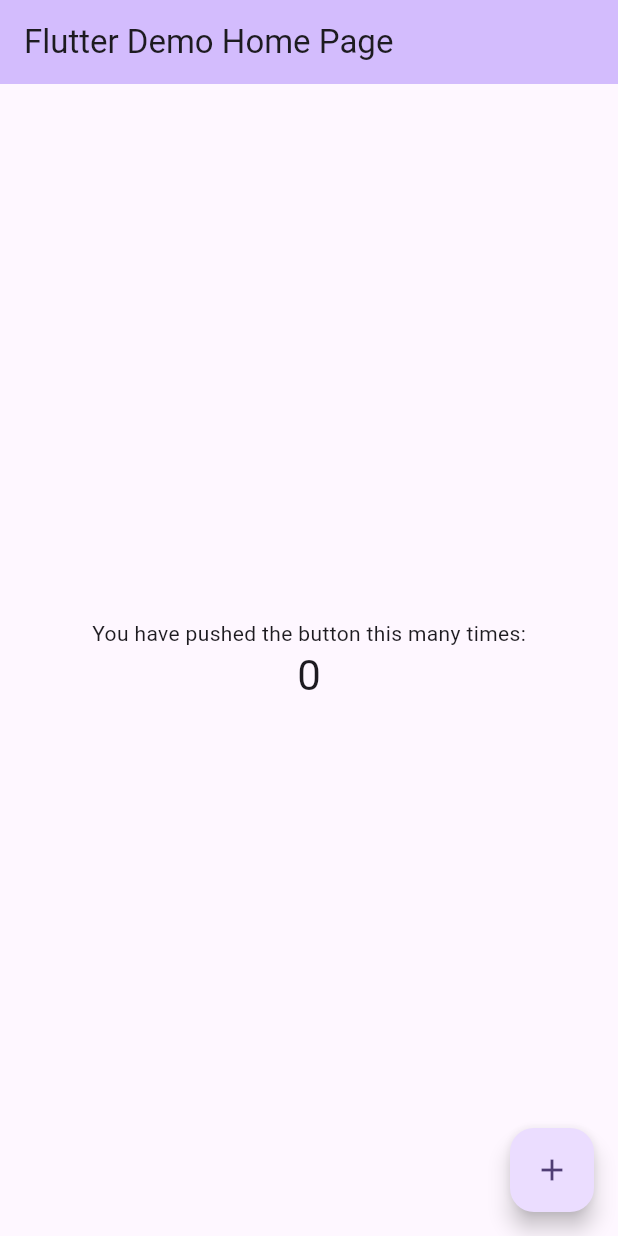
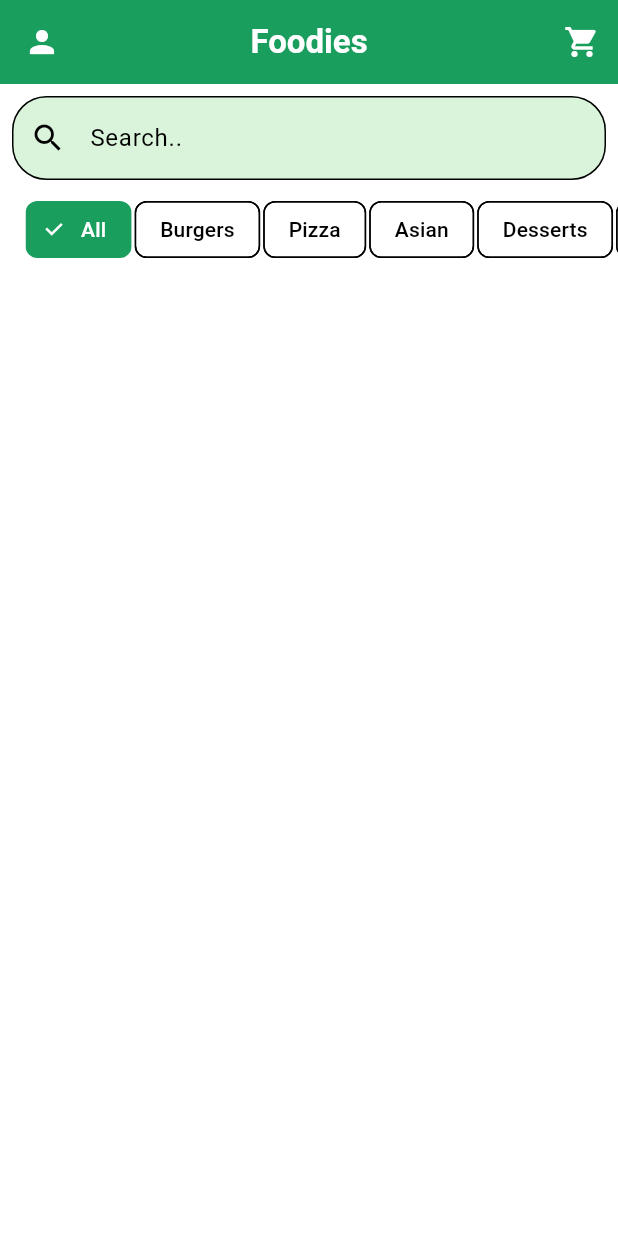
Before and after one commit to AsinOmal/flutter-foodies, a Flutter app: the screen it shows after launch, on a phone screen of 412 x 824 dp. Run offline on Flutter 3.47's test engine with Material 3 defaults, Android fonts, the phone set to English and light mode, and no system bars.

Commit message:
Created Search Bar and Categories

```diff
--- a/lib/main.dart
+++ b/lib/main.dart
@@ -1,4 +1,5 @@
 import 'package:flutter/material.dart';
+import 'package:foodies/ui_screens/user/home_screen.dart';
 
 void main() {
   runApp(const MyApp());
@@ -11,115 +12,19 @@ class MyApp extends StatelessWidget {
   @override
   Widget build(BuildContext context) {
     return MaterialApp(
-      title: 'Flutter Demo',
+      debugShowCheckedModeBanner: false,
       theme: ThemeData(
-        // This is the theme of your application.
-        //
-        // TRY THIS: Try running your application with "flutter run". You'll see
-        // the application has a purple toolbar. Then, without quitting the app,
-        // try changing the seedColor in the colorScheme below to Colors.green
-        // and then invoke "hot reload" (save your changes or press the "hot
-        // reload" button in a Flutter-supported IDE, or press "r" if you used
-        // the command line to start the app).
-        //
-        // Notice that the counter didn't reset back to zero; the application
-        // state is not lost during the reload. To reset the state, use hot
-        // restart instead.
-        //
-        // This works for code too, not just values: Most code changes can be
-        // tested with just a hot reload.
-        colorScheme: ColorScheme.fromSeed(seedColor: Colors.deepPurple),
+        colorScheme: ColorScheme.light(
+          primary: const Color(0xFF1A9E5E),
+          onPrimary: Colors.white,
+          secondary: const Color(0xFF5E9E1A ),
+        ),
+
         useMaterial3: true,
       ),
-      home: const MyHomePage(title: 'Flutter Demo Home Page'),
+      home: Scaffold(
+        body: HomeScreen(),
+      ),
     );
   }
 }
-
-class MyHomePage extends StatefulWidget {
-  const MyHomePage({super.key, required this.title});
-
-  // This widget is the home page of your application. It is stateful, meaning
-  // that it has a State object (defined below) that contains fields that affect
-  // how it looks.
-
-  // This class is the configuration for the state. It holds the values (in this
-  // case the title) provided by the parent (in this case the App widget) and
-  // used by the build method of the State. Fields in a Widget subclass are
-  // always marked "final".
-
-  final String title;
-
-  @override
-  State<MyHomePage> createState() => _MyHomePageState();
-}
-
-class _MyHomePageState extends State<MyHomePage> {
-  int _counter = 0;
-
-  void _incrementCounter() {
-    setState(() {
-      // This call to setState tells the Flutter framework that something has
-      // changed in this State, which causes it to rerun the build method below
-      // so that the display can reflect the updated values. If we changed
-      // _counter without calling setState(), then the build method would not be
-      // called again, and so nothing would appear to happen.
-      _counter++;
-    });
-  }
-
-  @override
-  Widget build(BuildContext context) {
-    // This method is rerun every time setState is called, for instance as done
-    // by the _incrementCounter method above.
-    //
-    // The Flutter framework has been optimized to make rerunning build methods
-    // fast, so that you can just rebuild anything that needs updating rather
-    // than having to individually change instances of widgets.
-    return Scaffold(
-      appBar: AppBar(
-        // TRY THIS: Try changing the color here to a specific color (to
-        // Colors.amber, perhaps?) and trigger a hot reload to see the AppBar
-        // change color while the other colors stay the same.
-        backgroundColor: Theme.of(context).colorScheme.inversePrimary,
-        // Here we take the value from the MyHomePage object that was created by
-        // the App.build method, and use it to set our appbar title.
-        title: Text(widget.title),
-      ),
-      body: Center(
-        // Center is a layout widget. It takes a single child and positions it
-        // in the middle of the parent.
-        child: Column(
-          // Column is also a layout widget. It takes a list of children and
-          // arranges them vertically. By default, it sizes itself to fit its
-          // children horizontally, and tries to be as tall as its parent.
-          //
-          // Column has various properties to control how it sizes itself and
-          // how it positions its children. Here we use mainAxisAlignment to
-          // center the children vertically; the main axis here is the vertical
-          // axis because Columns are vertical (the cross axis would be
-          // horizontal).
-          //
-          // TRY THIS: Invoke "debug painting" (choose the "Toggle Debug Paint"
-          // action in the IDE, or press "p" in the console), to see the
-          // wireframe for each widget.
-          mainAxisAlignment: MainAxisAlignment.center,
-          children: <Widget>[
-            const Text(
-              'You have pushed the button this many times:',
-            ),
-            Text(
-              '$_counter',
-              style: Theme.of(context).textTheme.headlineMedium,
-            ),
-          ],
-        ),
-      ),
-      floatingActionButton: FloatingActionButton(
-        onPressed: _incrementCounter,
-        tooltip: 'Increment',
-        child: const Icon(Icons.add),
-      ), // This trailing comma makes auto-formatting nicer for build methods.
-    );
-  }
-}
--- /dev/null
+++ b/lib/ui_screens/user/home_screen.dart
@@ -0,0 +1,83 @@
+import 'package:flutter/material.dart';
+import 'package:foodies/widgets/custom_appbar.dart';
+
+final List<String> categories = [
+  "All",
+  "Burgers",
+  "Pizza",
+  "Asian",
+  "Desserts",
+  "Kottu",
+  "Fried Rice",
+];
+
+class HomeScreen extends StatefulWidget {
+  const HomeScreen({super.key});
+
+  @override
+  State<HomeScreen> createState() => _HomeScreenState();
+}
+
+class _HomeScreenState extends State<HomeScreen> {
+  int selectedCategoryIndex = 0;
+  @override
+  Widget build(BuildContext context) {
+    return Scaffold(
+      appBar: CustomAppbar(
+        title: 'Foodies',
+        showBackButton: false,
+      ),
+      body: SingleChildScrollView(
+        child: Column(
+          children: [
+            Padding(
+              padding: const EdgeInsets.all(8.0),
+              child: TextField(
+                decoration: InputDecoration(
+                  hintText: "Search..",
+                  prefixIcon: Icon(Icons.search),
+                  border: OutlineInputBorder(
+                    borderRadius: BorderRadius.circular(23),
+                  ),
+                  filled: true,
+                  fillColor: const Color.fromARGB(255, 218, 244, 219),
+                ),
+              ),
+            ),
+            SizedBox(
+              height: 50,
+              child: ListView.builder(
+                itemCount: categories.length,
+                scrollDirection: Axis.horizontal,
+                padding: const EdgeInsets.symmetric(horizontal: 16),
+                itemBuilder: (context, index) {
+                  return Padding(
+                    padding: const EdgeInsets.all(1),
+                    child: ChoiceChip(
+                      label: Text(categories[index]),
+                      selected: selectedCategoryIndex == index,
+                      onSelected: (selected) {
+                        setState(
+                          () {
+                            selectedCategoryIndex = index;
+                          },
+                        );
+                      },
+                      selectedColor: Theme.of(context).colorScheme.primary,
+                      labelStyle: TextStyle(
+                        color: selectedCategoryIndex == index
+                            ? Colors.white
+                            : Colors.black,
+                      ),
+                      checkmarkColor: Colors.white,
+                    ),
+                  );
+                },
+              ),
+            )
+          ],
+        ),
+      ),
+    );
+  }
+}
--- /dev/null
+++ b/lib/ui_screens/user/profile_screen.dart
@@ -0,0 +1,32 @@
+import 'package:flutter/material.dart';
+
+class ProfileScreen extends StatelessWidget {
+  const ProfileScreen({super.key});
+
+  @override
+  Widget build(BuildContext context) {
+    return Scaffold(
+      appBar: AppBar(
+        title: Text('Profile Settings'),
+      ),
+      body: Center(
+        child: Column(
+          mainAxisAlignment: MainAxisAlignment.center,
+          children: [
+            Icon(
+              Icons.person,
+              size: 100,
+            ),
+            SizedBox(
+              height: 20,
+            ),
+            Text(
+              'User Profile',
+              style: TextStyle(fontSize: 24),
+            ),
+          ],
+        ),
+      ),
+    );
+  }
+}
--- /dev/null
+++ b/lib/widgets/custom_appbar.dart
@@ -0,0 +1,57 @@
+import 'package:flutter/material.dart';
+
+class CustomAppbar extends StatelessWidget implements PreferredSizeWidget {
+  final bool showBackButton;
+  final String title;
+
+  const CustomAppbar({
+    super.key,
+    required this.title,
+    this.showBackButton = false,
+  });
+
+  @override
+  Widget build(BuildContext context) {
+    final theme = Theme.of(context);
+
+    return AppBar(
+      title: Text(
+        title,
+        style: TextStyle(
+          color: Colors.white,
+          fontWeight: FontWeight.bold,
+        ),
+      ),
+      backgroundColor: theme.colorScheme.primary,
+      centerTitle: true,
+      leading: showBackButton //leftside
+          ? IconButton(
+              onPressed: () {},
+              icon: Icon(
+                Icons.arrow_back,
+                color: Colors.white,
+              ),
+            )
+          : IconButton(
+              onPressed: () {},
+              icon: Icon(
+                Icons.person,
+                color: Colors.white,
+              ),
+            ),
+      actions: [
+        //rightside
+        IconButton(
+          onPressed: () {},
+          icon: Icon(
+            Icons.shopping_cart,
+            color: Colors.white,
+          ),
+        ),
+      ],
+    );
+  }
+
+  @override
+  Size get preferredSize => const Size.fromHeight(56);
+}
```
